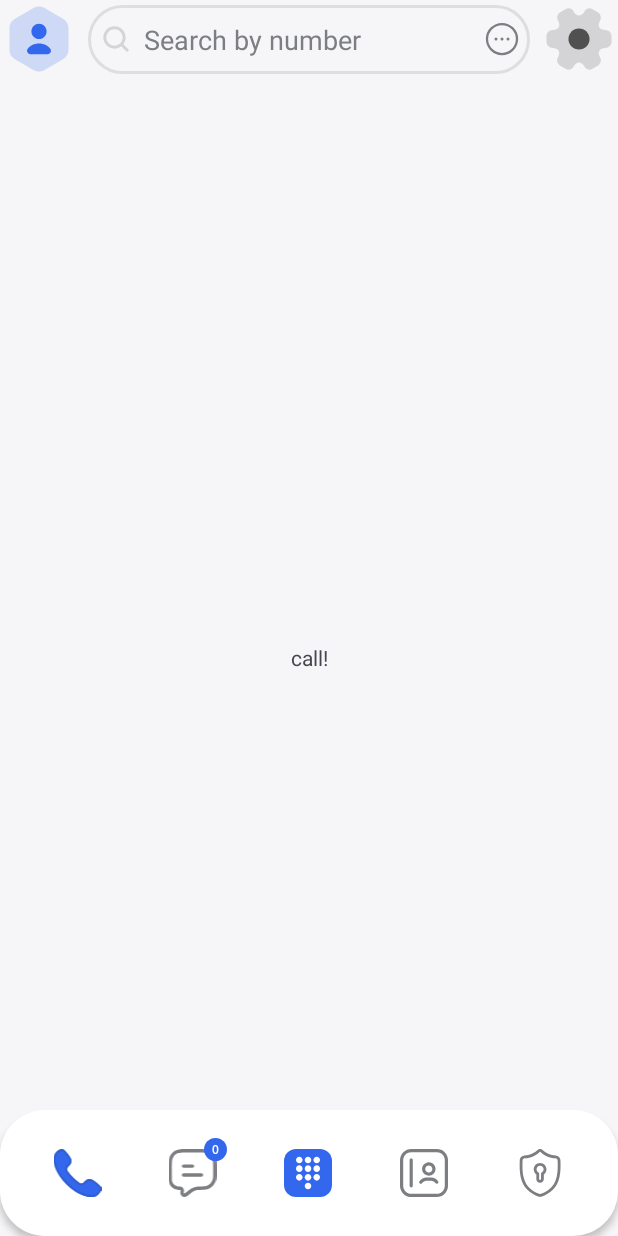
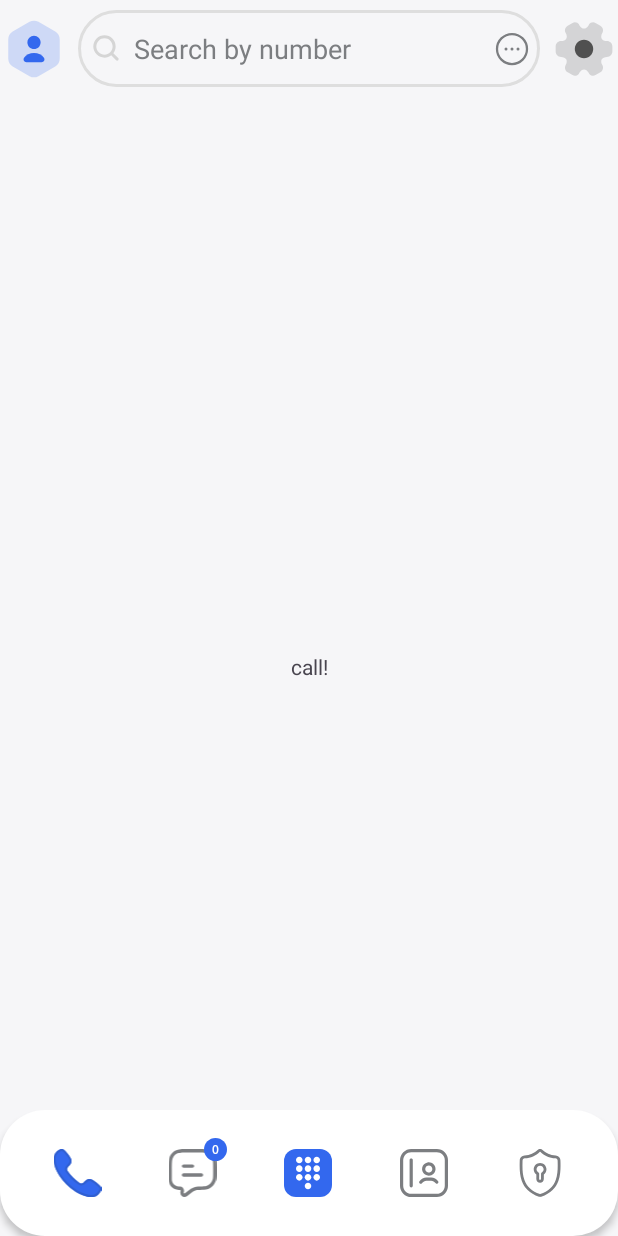
Before and after one commit to Doan379a/Caller_Id, an Android app: the screen it shows after launch (MainActivity), on a phone screen of 412 x 824 dp. Run offline under Robolectric (Android 15) with nearby library versions, the phone set to English and light mode, and no system bars; our stand-ins replace sdp/ssp sizes.

Commit message:
update home

```diff
--- a/app/src/main/java/com/example/caller_id/ui/main/MainActivity.kt
+++ b/app/src/main/java/com/example/caller_id/ui/main/MainActivity.kt
@@ -30,6 +30,8 @@ class MainActivity : BaseActivity<ActivityMainBinding>() {
 
 
     override fun initView() {
+        binding.viewPager2.isUserInputEnabled = false
+
         checkSmsPermission()
         binding.viewPager2.adapter = MainAdapter(this)
         binding.viewPager2.registerOnPageChangeCallback(myPageChangeCallback)
--- a/app/src/main/res/layout/activity_main.xml
+++ b/app/src/main/res/layout/activity_main.xml
@@ -12,19 +12,20 @@
         android:id="@+id/constraintLayout"
         android:layout_width="match_parent"
         android:layout_height="wrap_content"
+        android:paddingVertical="@dimen/_5sdp"
         app:layout_constraintTop_toTopOf="parent">
 
         <ImageView
             android:id="@+id/img_logo"
-            android:layout_width="@dimen/_40sdp"
-            android:layout_height="@dimen/_40sdp"
+            android:layout_width="@dimen/_35sdp"
+            android:layout_height="@dimen/_35sdp"
             android:src="@drawable/img_people"
             app:layout_constraintBottom_toBottomOf="parent"
             app:layout_constraintStart_toStartOf="parent"
             app:layout_constraintTop_toTopOf="parent" />
 
         <EditText
-            android:id="@+id/editText"
+            android:id="@+id/edt_search"
             android:layout_width="0dp"
             android:layout_height="wrap_content"
             android:background="@drawable/bg_edittext"
@@ -33,7 +34,7 @@
             android:layout_marginHorizontal="@dimen/_5sdp"
             android:hint="Search by number"
             android:paddingHorizontal="@dimen/_5sdp"
-            android:paddingVertical="@dimen/_8sdp"
+            android:paddingVertical="@dimen/_10sdp"
             android:textColorHint="#7C7E81"
             app:layout_constraintBottom_toBottomOf="parent"
             app:layout_constraintEnd_toStartOf="@+id/img_setting"
@@ -42,8 +43,8 @@
 
         <ImageView
             android:id="@+id/img_setting"
-            android:layout_width="@dimen/_40sdp"
-            android:layout_height="@dimen/_40sdp"
+            android:layout_width="@dimen/_35sdp"
+            android:layout_height="@dimen/_35sdp"
             android:src="@drawable/ic_setting"
             app:layout_constraintBottom_toBottomOf="parent"
             app:layout_constraintEnd_toEndOf="parent"
@@ -56,7 +57,7 @@
             android:src="@drawable/ic_dot_menu"
             android:layout_marginEnd="@dimen/_5sdp"
             app:layout_constraintBottom_toBottomOf="parent"
-            app:layout_constraintEnd_toEndOf="@+id/editText"
+            app:layout_constraintEnd_toEndOf="@+id/edt_search"
             app:layout_constraintTop_toTopOf="parent" />
     </androidx.constraintlayout.widget.ConstraintLayout>
 
```
